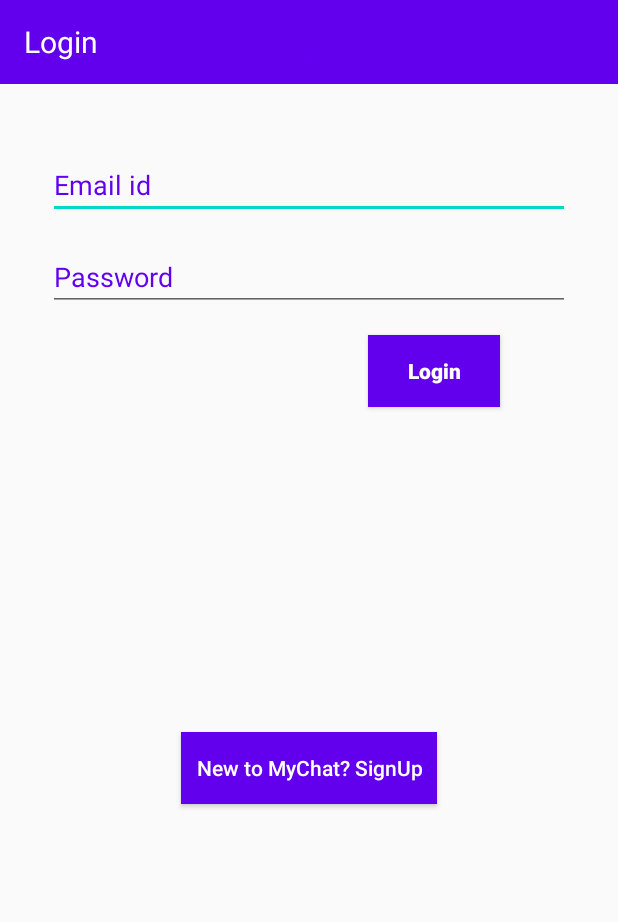
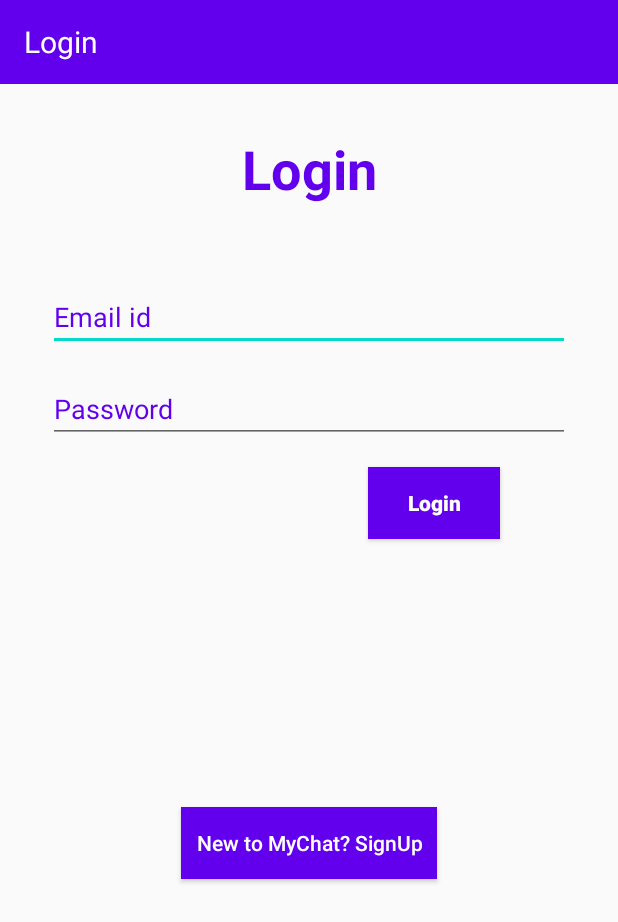
Before and after one commit to Hemant-sood/MyChats, an Android app: the screen it shows after launch (LoginActivity), on a phone screen of 412 x 824 dp. Shown: the top 922 px of the screen. Run offline under Robolectric (Android 15) with nearby library versions, the phone set to English and light mode, and no system bars; our stand-ins replace Firebase (no records; nobody signed in at launch, a user with empty details on screens opened directly).

Commit message:
Ui updated

```diff
--- a/app/src/main/java/com/example/mychats/MainActivity.java
+++ b/app/src/main/java/com/example/mychats/MainActivity.java
@@ -90,7 +90,7 @@
                 new AlertDialog.Builder(this)
                         .setTitle("Alert")
                         .setMessage("Do you really want to Logout?")
-                        .setIcon(android.R.drawable.ic_dialog_alert)
+                        .setIcon(R.drawable.logout)
                         .setPositiveButton(android.R.string.yes, new DialogInterface.OnClickListener() {
 
                             public void onClick(DialogInterface dialog, int whichButton) {
--- a/app/src/main/res/layout/activity_login.xml
+++ b/app/src/main/res/layout/activity_login.xml
@@ -17,7 +17,7 @@
         android:layout_height="wrap_content"
         android:layout_marginStart="32dp"
         android:layout_marginLeft="32dp"
-        android:layout_marginTop="56dp"
+        android:layout_marginTop="32dp"
         android:layout_marginEnd="32dp"
         android:layout_marginRight="32dp"
         android:gravity="center"
@@ -28,7 +28,7 @@
         app:layout_constraintEnd_toEndOf="parent"
         app:layout_constraintHorizontal_bias="0.0"
         app:layout_constraintStart_toStartOf="parent"
-        app:layout_constraintTop_toBottomOf="@+id/toolbar" />
+        app:layout_constraintTop_toBottomOf="@+id/toolbar_login" />
 
     <EditText
         android:id="@+id/login_email_id"
```
Also changed, not shown: app/src/main/res/drawable/ic_search_black_24dp.xml (added, +9 -0 lines), app/src/main/res/drawable/logout.png.
